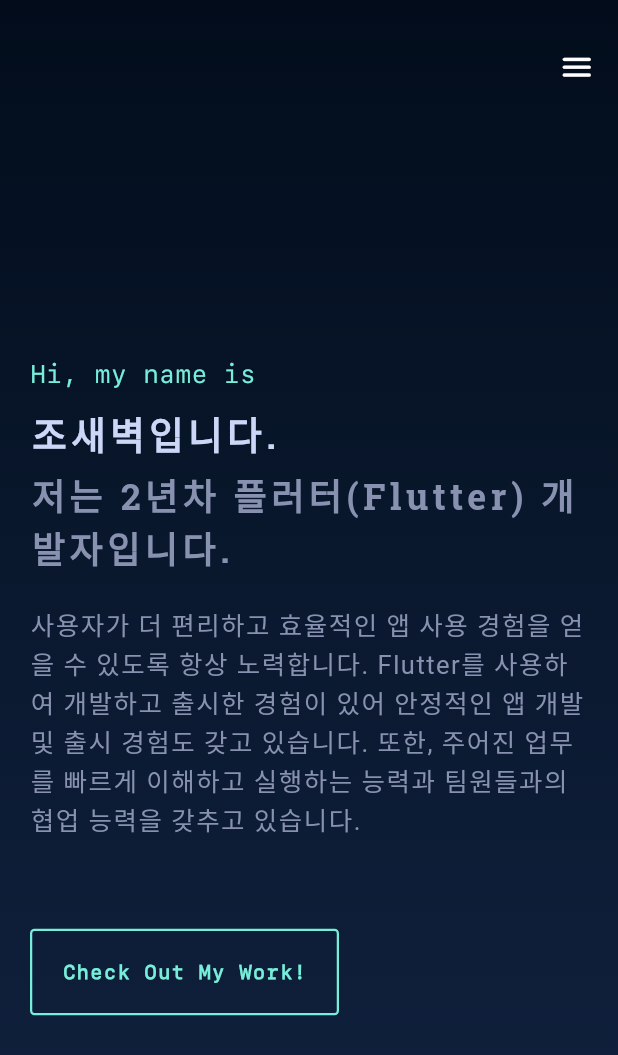
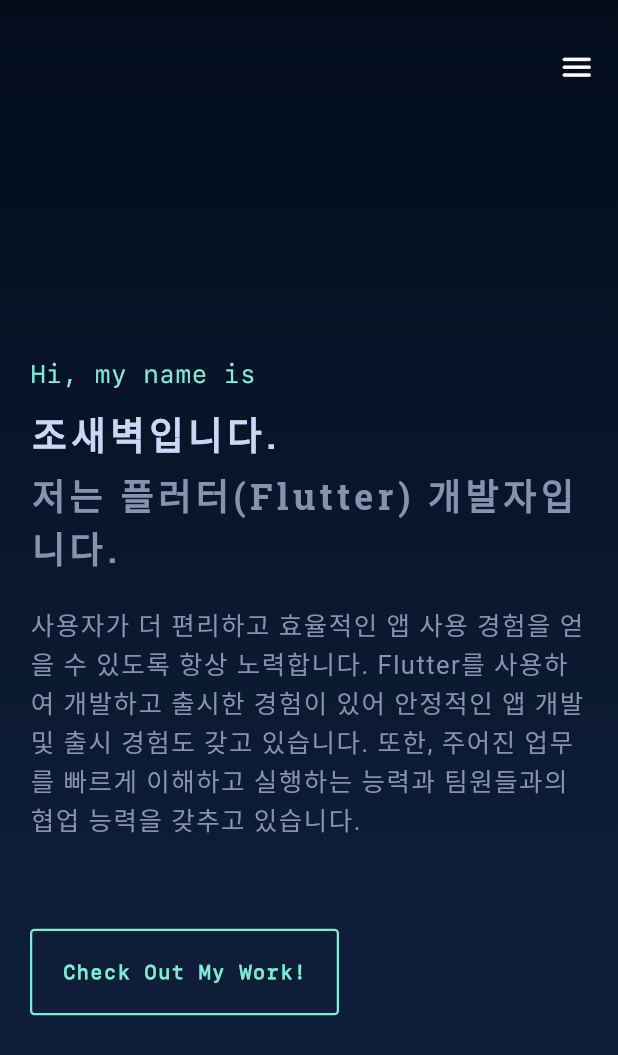
Before and after one commit to chochoq/chochoq.github.io, a Flutter app: the screen it shows after launch, on a phone screen of 412 x 824 dp. Shown: the top 1055 px of the screen. Run offline on Flutter 3.47's test engine with Material 3 defaults, Android fonts, the light colour scheme and no system bars; drawn by our look-alikes of scroll_to_index; our stand-ins replace flutter_riverpod, flutter_svg, google_fonts.

Commit message:
📝 update mail address n title

```diff
--- a/lib/resource/strings.dart
+++ b/lib/resource/strings.dart
@@ -2,7 +2,7 @@ class Strings {
   /* Intro screen contents */
   static final welcomeTxt = '''Hi, my name is''';
   static final name = '''조새벽입니다.'''; // add . at the end
-  static final whatIdo = '''저는 2년차 플러터(Flutter) 개발자입니다. '''; // add . at the end
+  static final whatIdo = '''저는 플러터(Flutter) 개발자입니다. '''; // add . at the end
   static final introAbout =
       '''사용자가 더 편리하고 효율적인 앱 사용 경험을 얻을 수 있도록 항상 노력합니다. Flutter를 사용하여 개발하고 출시한 경험이 있어 안정적인 앱 개발 및 출시 경험도 갖고 있습니다. 또한, 주어진 업무를 빠르게 이해하고 실행하는 능력과 팀원들과의 협업 능력을 갖추고 있습니다.''';
   // static final currentOrgName = '''NetAccess.'''; // add . at the end
--- a/lib/view/widget/rightPane.dart
+++ b/lib/view/widget/rightPane.dart
@@ -28,7 +28,7 @@ class _RightPaneState extends State<RightPane> {
                         child: RotatedBox(
                             quarterTurns: 1,
                             child: Text(
-                              'chouanau@gmail.com',
+                              'chochoq.dev@gmail.com',
                               style: TextStyle(
                                   letterSpacing: 1,
                                   color: AppColors().textColor,
```
Also changed, not shown: pubspec.lock.
